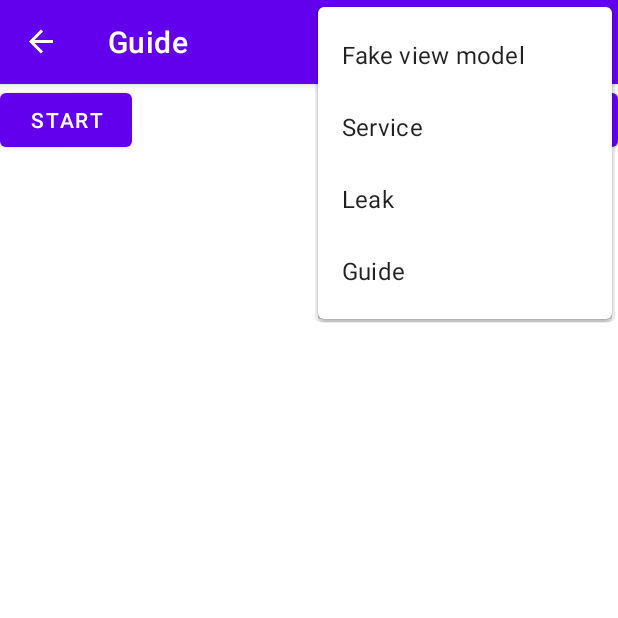
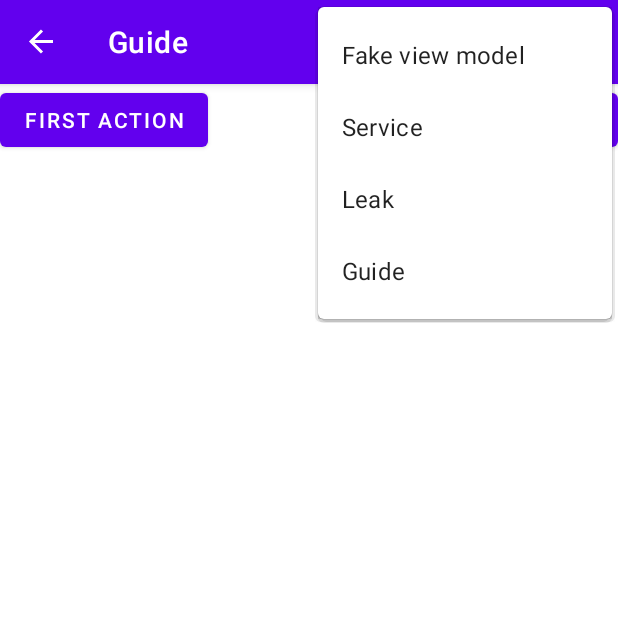
Before and after one commit to JakubMosakowski/coroutines-playground, an Android app: the GuideFragment screen opened through its navigation route, with the options menu open, on a phone screen of 412 x 824 dp, the top half of it. Run offline under Robolectric (Android 15) with nearby library versions, the phone set to English and light mode, and no system bars; our stand-ins replace navigation-ui.

```diff
--- a/app/src/main/java/com/jakmos/coroutinesplayground/guide/GuideFragment.kt
+++ b/app/src/main/java/com/jakmos/coroutinesplayground/guide/GuideFragment.kt
@@ -41,13 +41,14 @@ class GuideFragment : Fragment() {
 //        threadViewModel.onCreate()
 //        callbackViewModel.onCreate()
 //        coroutineViewModel.onCreate()
-//        flowViewModel.onCreate()
 
-        binding.start.setOnClickListener {
-            jobViewModel.start()
+        binding.first.setOnClickListener {
+//            jobViewModel.start()
+//            flowViewModel.start()
         }
-        binding.stop.setOnClickListener {
-            jobViewModel.stop()
+        binding.second.setOnClickListener {
+//            jobViewModel.stop()
+//            flowViewModel.emit()
         }
     }
 
--- a/app/src/main/res/layout/fragment_guide.xml
+++ b/app/src/main/res/layout/fragment_guide.xml
@@ -5,18 +5,18 @@
     android:layout_height="match_parent">
 
     <Button
-        android:id="@+id/start"
+        android:id="@+id/first"
         android:layout_width="wrap_content"
         android:layout_height="wrap_content"
-        android:text="Start"
+        android:text="First action"
         app:layout_constraintStart_toStartOf="parent"
         app:layout_constraintTop_toTopOf="parent" />
 
     <Button
-        android:id="@+id/stop"
+        android:id="@+id/second"
         android:layout_width="wrap_content"
         android:layout_height="wrap_content"
-        android:text="Stop"
+        android:text="Second action"
         app:layout_constraintEnd_toEndOf="parent"
         app:layout_constraintTop_toTopOf="parent" />
 
```
Also changed, not shown: app/src/main/java/com/jakmos/coroutinesplayground/guide/FlowViewModel.kt (+33 -6 lines).
